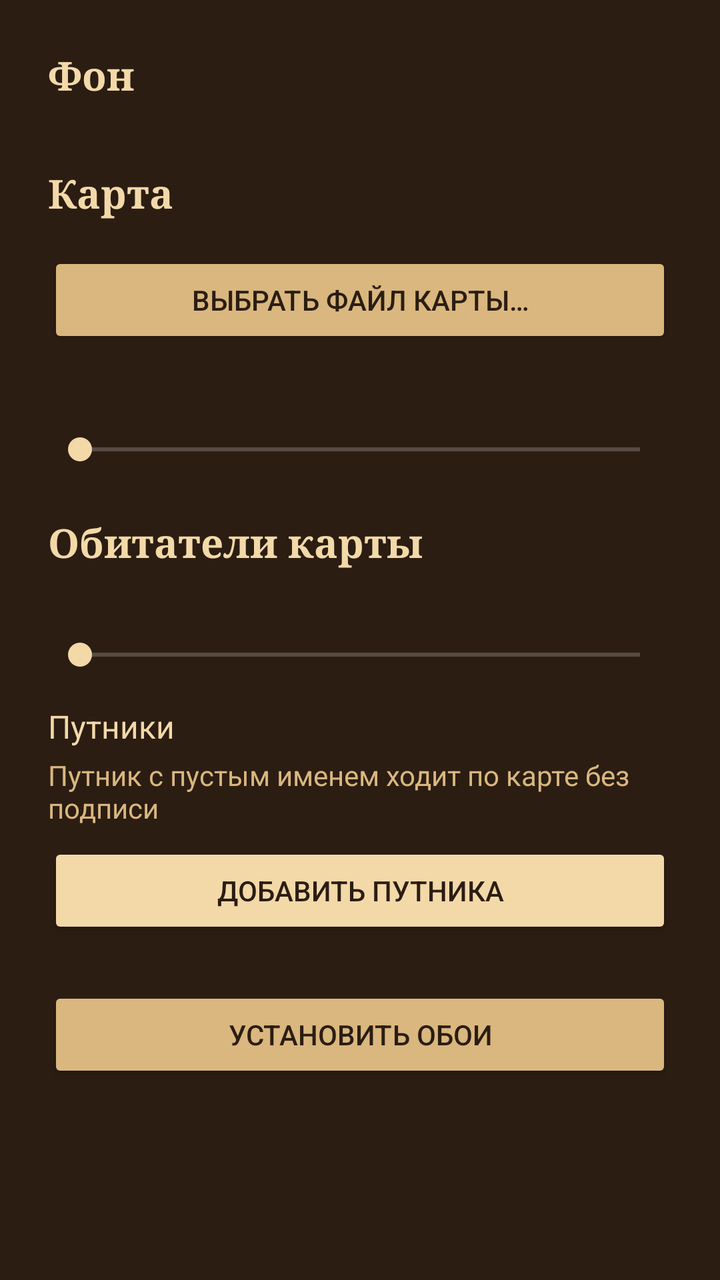
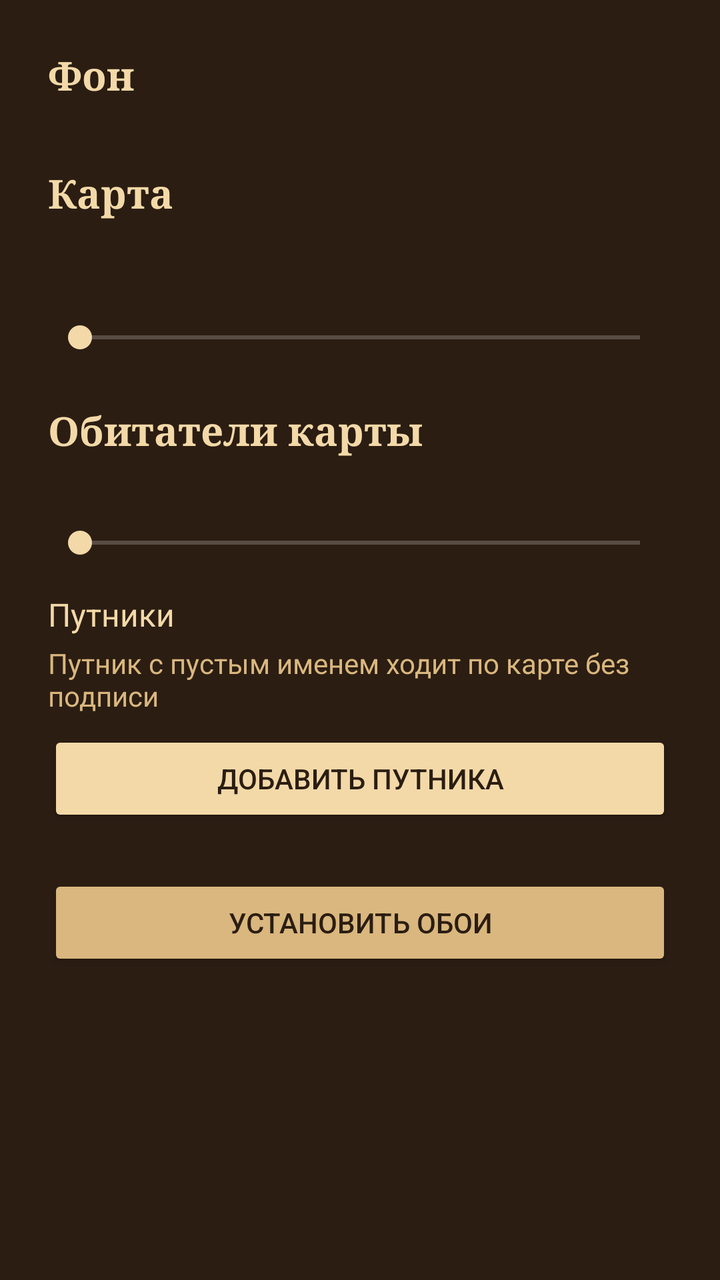

Compare the two renders of this Android layout. The source of the first and the diff that turns it into the second are given below.
<!-- AndroidManifest.xml: application theme Theme.MaraudersMap -->
<!-- res/layout/activity_settings.xml -->
<?xml version="1.0" encoding="utf-8"?>
<ScrollView xmlns:android="http://schemas.android.com/apk/res/android"
    android:layout_width="match_parent"
    android:layout_height="match_parent"
    android:background="@color/ink"
    android:fitsSystemWindows="true">

    <LinearLayout
        android:layout_width="match_parent"
        android:layout_height="wrap_content"
        android:orientation="vertical"
        android:padding="24dp">

        <TextView
            android:layout_width="wrap_content"
            android:layout_height="wrap_content"
            android:fontFamily="serif"
            android:text="@string/background_title"
            android:textColor="@color/parchment"
            android:textSize="20sp"
            android:textStyle="bold" />

        <RadioGroup
            android:id="@+id/background_group"
            android:layout_width="match_parent"
            android:layout_height="wrap_content"
            android:layout_marginTop="8dp" />

        <Button
            android:id="@+id/pick_image"
            android:layout_width="match_parent"
            android:layout_height="wrap_content"
            android:layout_marginTop="8dp"
            android:backgroundTint="@color/parchment"
            android:text="@string/pick_image"
            android:textColor="@color/ink"
            android:visibility="gone" />

        
        <LinearLayout
            android:id="@+id/map_section"
            android:layout_width="match_parent"
            android:layout_height="wrap_content"
            android:orientation="vertical">

            <TextView
                android:layout_width="wrap_content"
                android:layout_height="wrap_content"
                android:layout_marginTop="24dp"
                android:fontFamily="serif"
                android:text="@string/map_title"
                android:textColor="@color/parchment"
                android:textSize="20sp"
                android:textStyle="bold" />

            <RadioGroup
                android:id="@+id/map_group"
                android:layout_width="match_parent"
                android:layout_height="wrap_content"
                android:layout_marginTop="8dp" />

            <TextView
                android:id="@+id/map_custom_name"
                android:layout_width="match_parent"
                android:layout_height="wrap_content"
                android:layout_marginTop="4dp"
                android:textColor="@color/parchment_dark"
                android:textSize="14sp"
                android:visibility="gone" />

            <Button
                android:id="@+id/pick_map"
                android:layout_width="match_parent"
                android:layout_height="wrap_content"
                android:layout_marginTop="8dp"
                android:backgroundTint="@color/parchment_dark"
                android:text="@string/map_pick"
                android:textColor="@color/ink" />

            <TextView
                android:id="@+id/map_intensity_label"
                android:layout_width="wrap_content"
                android:layout_height="wrap_content"
                android:layout_marginTop="16dp"
                android:textColor="@color/parchment"
                android:textSize="16sp" />

            <SeekBar
                android:id="@+id/map_intensity"
                android:layout_width="match_parent"
                android:layout_height="wrap_content"
                android:layout_marginTop="4dp"
                android:progressTint="@color/parchment"
                android:thumbTint="@color/parchment" />

        </LinearLayout>

        <TextView
            android:layout_width="wrap_content"
            android:layout_height="wrap_content"
            android:layout_marginTop="24dp"
            android:fontFamily="serif"
            android:text="@string/creatures_title"
            android:textColor="@color/parchment"
            android:textSize="20sp"
            android:textStyle="bold" />

        <TextView
            android:id="@+id/dementor_count_label"
            android:layout_width="wrap_content"
            android:layout_height="wrap_content"
            android:layout_marginTop="8dp"
            android:textColor="@color/parchment"
            android:textSize="16sp" />

        <SeekBar
            android:id="@+id/dementor_count"
            android:layout_width="match_parent"
            android:layout_height="wrap_content"
            android:layout_marginTop="4dp"
            android:progressTint="@color/parchment"
            android:thumbTint="@color/parchment" />

        <TextView
            android:layout_width="wrap_content"
            android:layout_height="wrap_content"
            android:layout_marginTop="16dp"
            android:text="@string/travelers_title"
            android:textColor="@color/parchment"
            android:textSize="16sp" />

        <TextView
            android:layout_width="wrap_content"
            android:layout_height="wrap_content"
            android:layout_marginTop="4dp"
            android:text="@string/travelers_hint"
            android:textColor="@color/parchment_dark"
            android:textSize="14sp" />

        <Button
            android:id="@+id/add_traveler"
            android:layout_width="match_parent"
            android:layout_height="wrap_content"
            android:layout_marginTop="8dp"
            android:backgroundTint="@color/parchment"
            android:text="@string/add_traveler"
            android:textColor="@color/ink" />

        <LinearLayout
            android:id="@+id/traveler_list"
            android:layout_width="match_parent"
            android:layout_height="wrap_content"
            android:orientation="vertical" />

        <Button
            android:id="@+id/set_wallpaper"
            android:layout_width="match_parent"
            android:layout_height="wrap_content"
            android:layout_marginTop="24dp"
            android:backgroundTint="@color/parchment_dark"
            android:text="@string/set_wallpaper"
            android:textColor="@color/ink" />
    </LinearLayout>
</ScrollView>
<!-- resources referenced by this layout -->
<resources>
  <color name="ink">#FF2B1D12</color>
  <color name="parchment">#FFF3D9A8</color>
  <color name="parchment_dark">#FFD9B77E</color>
  <string name="add_traveler">Добавить путника</string>
  <string name="background_title">Фон</string>
  <string name="creatures_title">Обитатели карты</string>
  <string name="map_pick">Выбрать файл карты…</string>
  <string name="map_title">Карта</string>
  <string name="pick_image">Выбрать другую картинку</string>
  <string name="set_wallpaper">Установить обои</string>
  <string name="travelers_hint">Путник с пустым именем ходит по карте без подписи</string>
  <string name="travelers_title">Путники</string>
  <style name="Theme.MaraudersMap" parent="android:Theme.Material.NoActionBar">
          <item name="android:colorPrimary">@color/ink</item>
          <item name="android:colorPrimaryDark">@color/ink</item>
          <item name="android:colorAccent">@color/parchment_dark</item>
          <item name="android:textColorPrimary">@color/parchment</item>
          <item name="android:windowBackground">@color/ink</item>
          <item name="android:statusBarColor">@color/ink</item>
          <item name="android:navigationBarColor">@color/ink</item>
      </style>
</resources>

<!-- the commit's change to res/layout/activity_settings.xml (unified diff, before → after) -->
@@ -26,16 +26,6 @@
             android:layout_height="wrap_content"
             android:layout_marginTop="8dp" />
 
-        <Button
-            android:id="@+id/pick_image"
-            android:layout_width="match_parent"
-            android:layout_height="wrap_content"
-            android:layout_marginTop="8dp"
-            android:backgroundTint="@color/parchment"
-            android:text="@string/pick_image"
-            android:textColor="@color/ink"
-            android:visibility="gone" />
-
         
         <LinearLayout
             android:id="@+id/map_section"
@@ -58,24 +48,6 @@
                 android:layout_width="match_parent"
                 android:layout_height="wrap_content"
                 android:layout_marginTop="8dp" />
-
-            <TextView
-                android:id="@+id/map_custom_name"
-                android:layout_width="match_parent"
-                android:layout_height="wrap_content"
-                android:layout_marginTop="4dp"
-                android:textColor="@color/parchment_dark"
-                android:textSize="14sp"
-                android:visibility="gone" />
-
-            <Button
-                android:id="@+id/pick_map"
-                android:layout_width="match_parent"
-                android:layout_height="wrap_content"
-                android:layout_marginTop="8dp"
-                android:backgroundTint="@color/parchment_dark"
-                android:text="@string/map_pick"
-                android:textColor="@color/ink" />
 
             <TextView
                 android:id="@+id/map_intensity_label"
<!-- resource entries referenced after the edit -->
@@ -6,9 +6,7 @@
   <string name="add_traveler">Добавить путника</string>
   <string name="background_title">Фон</string>
   <string name="creatures_title">Обитатели карты</string>
-  <string name="map_pick">Выбрать файл карты…</string>
   <string name="map_title">Карта</string>
-  <string name="pick_image">Выбрать другую картинку</string>
   <string name="set_wallpaper">Установить обои</string>
   <string name="travelers_hint">Путник с пустым именем ходит по карте без подписи</string>
   <string name="travelers_title">Путники</string>
